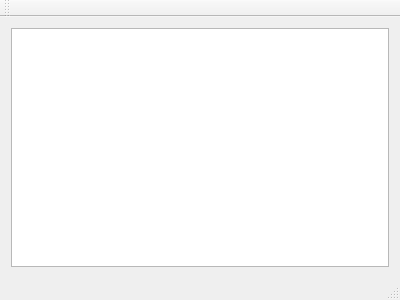
Qt form MainWindow.ui (hheld/TimeLogger) before a commit.
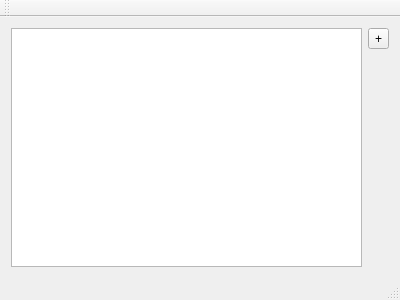
The same form after that commit.

Commit message: Added simple button to add a new project at any location in the tree - except for root.

```diff
--- a/MainWindow.ui
+++ b/MainWindow.ui
@@ -15,8 +15,32 @@
   </property>
   <widget class="QWidget" name="centralWidget">
    <layout class="QGridLayout" name="gridLayout">
-    <item row="0" column="0">
-     <widget class="QTreeView" name="treeView_projects"/>
+    <item row="0" column="0" rowspan="2">
+     <widget class="QTreeView" name="treeView_projects">
+      <property name="alternatingRowColors">
+       <bool>false</bool>
+      </property>
+     </widget>
+    </item>
+    <item row="0" column="1">
+     <widget class="QToolButton" name="toolButton_addProject">
+      <property name="text">
+       <string>+</string>
+      </property>
+     </widget>
+    </item>
+    <item row="1" column="1">
+     <spacer name="verticalSpacer">
+      <property name="orientation">
+       <enum>Qt::Vertical</enum>
+      </property>
+      <property name="sizeHint" stdset="0">
+       <size>
+        <width>20</width>
+        <height>40</height>
+       </size>
+      </property>
+     </spacer>
     </item>
    </layout>
   </widget>
```
The commit also changes 4 other files.
